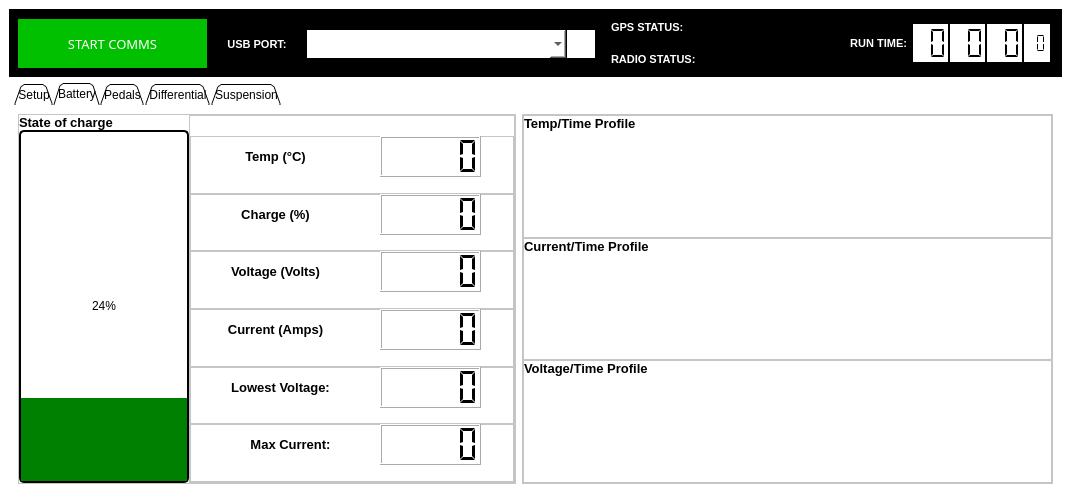
Old version of the form mainwindow.ui in the repository niallbeggan/TelemetrySystem.
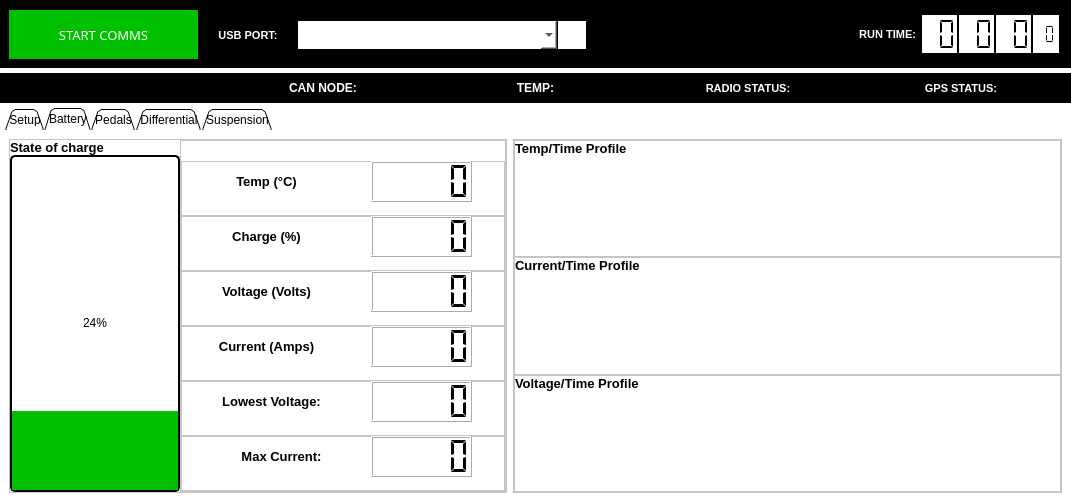
New version of the form. The open tabs and pages were chosen to show the change. Custom widgets are drawn as their Qt base class.

Diff of the .ui file:
```diff
--- a/mainwindow.ui
+++ b/mainwindow.ui
@@ -45,6 +45,21 @@
     </sizepolicy>
    </property>
    <layout class="QVBoxLayout" name="verticalLayout_12">
+    <property name="spacing">
+     <number>5</number>
+    </property>
+    <property name="leftMargin">
+     <number>0</number>
+    </property>
+    <property name="topMargin">
+     <number>0</number>
+    </property>
+    <property name="rightMargin">
+     <number>0</number>
+    </property>
+    <property name="bottomMargin">
+     <number>0</number>
+    </property>
     <item>
      <widget class="QFrame" name="MenuBarFrame">
       <property name="minimumSize">
@@ -382,88 +397,6 @@
           <property name="bottomMargin">
            <number>0</number>
           </property>
-          <item>
-           <widget class="QLabel" name="gpsStatusLabel">
-            <property name="sizePolicy">
-             <sizepolicy hsizetype="Preferred" vsizetype="Preferred">
-              <horstretch>0</horstretch>
-              <verstretch>0</verstretch>
-             </sizepolicy>
-            </property>
-            <property name="minimumSize">
-             <size>
-              <width>0</width>
-              <height>0</height>
-             </size>
-            </property>
-            <property name="maximumSize">
-             <size>
-              <width>16777215</width>
-              <height>16777215</height>
-             </size>
-            </property>
-            <property name="font">
-             <font>
-              <pointsize>8</pointsize>
-              <weight>75</weight>
-              <bold>true</bold>
-             </font>
-            </property>
-            <property name="styleSheet">
-             <string notr="true"/>
-            </property>
-            <property name="text">
-             <string>GPS STATUS:</string>
-            </property>
-            <property name="alignment">
-             <set>Qt::AlignLeading|Qt::AlignLeft|Qt::AlignVCenter</set>
-            </property>
-            <property name="margin">
-             <number>10</number>
-            </property>
-           </widget>
-          </item>
-          <item>
-           <widget class="QLabel" name="radioStatusLabel">
-            <property name="sizePolicy">
-             <sizepolicy hsizetype="Preferred" vsizetype="Preferred">
-              <horstretch>0</horstretch>
-              <verstretch>0</verstretch>
-             </sizepolicy>
-            </property>
-            <property name="minimumSize">
-             <size>
-              <width>0</width>
-              <height>0</height>
-             </size>
-            </property>
-            <property name="maximumSize">
-             <size>
-              <width>16777215</width>
-              <height>16777215</height>
-             </size>
-            </property>
-            <property name="font">
-             <font>
-              <pointsize>8</pointsize>
-              <weight>75</weight>
-              <bold>true</bold>
-             </font>
-            </property>
-            <property name="styleSheet">
-             <string notr="true"/>
-            </property>
-            <property name="text">
-             <string>RADIO STATUS:</string>
-            </property>
-            <property name="alignment">
-             <set>Qt::AlignLeading|Qt::AlignLeft|Qt::AlignVCenter</set>
-            </property>
-            <property name="margin">
-             <number>10</number>
-            </property>
-           </widget>
-          </item>
          </layout>
         </widget>
        </item>
@@ -732,6 +665,173 @@
       </layout>
      </widget>
     </item>
+    <item>
+     <widget class="QFrame" name="alarmFrame">
+      <property name="minimumSize">
+       <size>
+        <width>0</width>
+        <height>0</height>
+       </size>
+      </property>
+      <property name="maximumSize">
+       <size>
+        <width>16777215</width>
+        <height>30</height>
+       </size>
+      </property>
+      <property name="styleSheet">
+       <string notr="true">background-color: rgb(0, 0, 0);
+color: rgb(255, 255, 255);</string>
+      </property>
+      <property name="frameShape">
+       <enum>QFrame::StyledPanel</enum>
+      </property>
+      <property name="frameShadow">
+       <enum>QFrame::Raised</enum>
+      </property>
+      <layout class="QHBoxLayout" name="horizontalLayout_3">
+       <property name="spacing">
+        <number>5</number>
+       </property>
+       <property name="leftMargin">
+        <number>5</number>
+       </property>
+       <property name="topMargin">
+        <number>0</number>
+       </property>
+       <property name="rightMargin">
+        <number>5</number>
+       </property>
+       <property name="bottomMargin">
+        <number>0</number>
+       </property>
+       <item>
+        <widget class="QLabel" name="emptyLabel">
+         <property name="text">
+          <string/>
+         </property>
+        </widget>
+       </item>
+       <item>
+        <widget class="QLabel" name="CanAlarmLabel">
+         <property name="font">
+          <font>
+           <weight>75</weight>
+           <bold>true</bold>
+          </font>
+         </property>
+         <property name="text">
+          <string>CAN NODE:</string>
+         </property>
+         <property name="alignment">
+          <set>Qt::AlignCenter</set>
+         </property>
+        </widget>
+       </item>
+       <item>
+        <widget class="QLabel" name="tempAlarmLabel">
+         <property name="font">
+          <font>
+           <weight>75</weight>
+           <bold>true</bold>
+          </font>
+         </property>
+         <property name="styleSheet">
+          <string notr="true"/>
+         </property>
+         <property name="text">
+          <string>TEMP:</string>
+         </property>
+         <property name="alignment">
+          <set>Qt::AlignCenter</set>
+         </property>
+        </widget>
+       </item>
+       <item>
+        <widget class="QLabel" name="radioStatusLabel">
+         <property name="sizePolicy">
+          <sizepolicy hsizetype="Preferred" vsizetype="Preferred">
+           <horstretch>0</horstretch>
+           <verstretch>0</verstretch>
+          </sizepolicy>
+         </property>
+         <property name="minimumSize">
+          <size>
+           <width>0</width>
+           <height>0</height>
+          </size>
+         </property>
+         <property name="maximumSize">
+          <size>
+           <width>16777215</width>
+           <height>16777215</height>
+          </size>
+         </property>
+         <property name="font">
+          <font>
+           <pointsize>8</pointsize>
+           <weight>75</weight>
+           <bold>true</bold>
+          </font>
+         </property>
+         <property name="styleSheet">
+          <string notr="true"/>
+         </property>
+         <property name="text">
+          <string>RADIO STATUS:</string>
+         </property>
+         <property name="alignment">
+          <set>Qt::AlignCenter</set>
+         </property>
+         <property name="margin">
+          <number>0</number>
+         </property>
+        </widget>
+       </item>
+       <item>
+        <widget class="QLabel" name="gpsStatusLabel">
+         <property name="sizePolicy">
+          <sizepolicy hsizetype="Preferred" vsizetype="Preferred">
+           <horstretch>0</horstretch>
+           <verstretch>0</verstretch>
+          </sizepolicy>
+         </property>
+         <property name="minimumSize">
+          <size>
+           <width>0</width>
+           <height>0</height>
+          </size>
+         </property>
+         <property name="maximumSize">
+          <size>
+           <width>16777215</width>
+           <height>16777215</height>
+          </size>
+         </property>
+         <property name="font">
+          <font>
+           <pointsize>8</pointsize>
+           <weight>75</weight>
+           <bold>true</bold>
+          </font>
+         </property>
+         <property name="styleSheet">
+          <string notr="true"/>
+         </property>
+         <property name="text">
+          <string>GPS STATUS:</string>
+         </property>
+         <property name="alignment">
+          <set>Qt::AlignCenter</set>
+         </property>
+         <property name="margin">
+          <number>0</number>
+         </property>
+        </widget>
+       </item>
+      </layout>
+     </widget>
+    </item>
     <item>
      <widget class="QTabWidget" name="tabWidget">
       <property name="sizePolicy">
@@ -771,7 +871,7 @@
        <enum>QTabWidget::Triangular</enum>
       </property>
       <property name="currentIndex">
-       <number>0</number>
+       <number>1</number>
       </property>
       <property name="elideMode">
        <enum>Qt::ElideNone</enum>
@@ -1259,7 +1359,7 @@
 }
 
 QProgressBar::chunk {
-    background-color: green
+    background-color: qlineargradient(spread:pad, x1:0, y1:0, x2:1, y2:1, stop:1 rgba(0, 192, 0, 255));
 }</string>
                 </property>
                 <property name="value">
```
